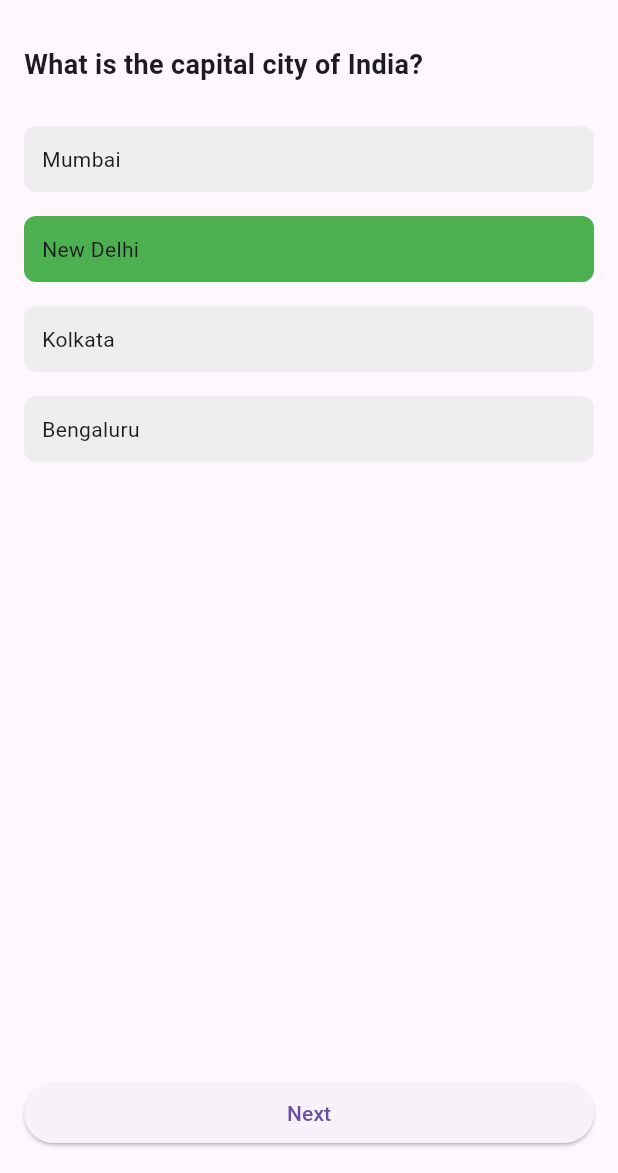
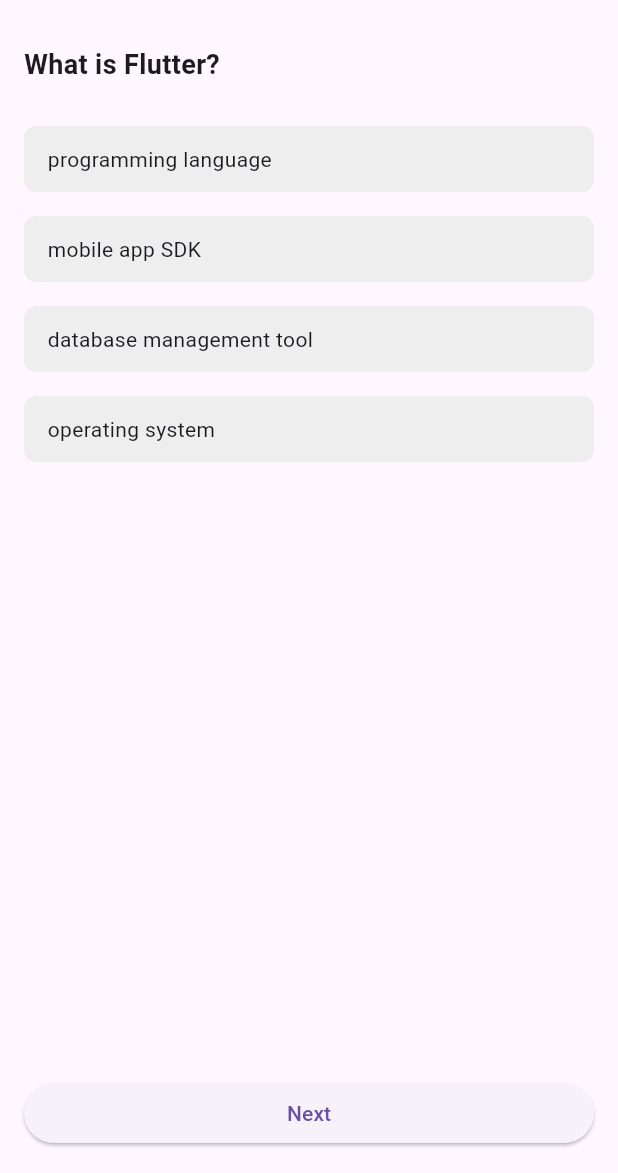
Before and after one commit to iamvedantp/Flutter_Quiz_App, a Flutter app: the screen it shows after launch, after a tap on "Start Quiz", on a phone screen of 412 x 824 dp, the part 63-1236 px from its top. Run offline on Flutter 3.47's test engine with Material 3 defaults, Android fonts, the phone set to English and light mode, and no system bars.

Commit message:
result screen added some UI & logic need to update

```diff
--- a/lib/main.dart
+++ b/lib/main.dart
@@ -1,5 +1,7 @@
 import 'package:flutter/material.dart';
 import 'screens/home_screen.dart';
+import 'screens/quiz_screen.dart';
+import 'screens/results_screen.dart';
 
 void main() {
   runApp(const QuizApp());
@@ -15,6 +17,27 @@ class QuizApp extends StatelessWidget {
       debugShowCheckedModeBanner: false,
       theme: ThemeData(primarySwatch: Colors.blue),
       home: const HomeScreen(),
+      routes: {
+        '/quiz': (context) => const QuizScreen(),
+        '/results': (context) => ResultsScreen(
+              score: 0,
+              totalQuestions: 0,
+              results: [],
+            ),
+      },
+      onGenerateRoute: (settings) {
+        if (settings.name == '/results') {
+          final args = settings.arguments as Map<String, dynamic>;
+          return MaterialPageRoute(
+            builder: (context) => ResultsScreen(
+              score: args['score'],
+              totalQuestions: args['totalQuestions'],
+              results: args['results'],
+            ),
+          );
+        }
+        return null;
+      },
     );
   }
 }
--- a/lib/models/question_model.dart
+++ b/lib/models/question_model.dart
@@ -1,12 +1,15 @@
-// class Question {
-//   final String text;
-//   final List<String> options;
-//   final int correctOptionIndex;
-//   int selectedOptonIndex = -1;
+class Question {
+  final String text;
+  final List<String> options;
+  final int correctOptionIndex;
+  final List<String> definitions;
+  int selectedOptionIndex = -1;
 
-//   Question({
-//     required this.text,
-//     required this.options,
-//     required this.correctOptionIndex,
-//   });
-// }
+  Question({
+    required this.text,
+    required this.options,
+    required this.correctOptionIndex,
+    required this.definitions,
+    this.selectedOptionIndex = -1,
+  });
+}
--- a/lib/screens/quiz_screen.dart
+++ b/lib/screens/quiz_screen.dart
@@ -11,20 +11,155 @@ class QuizScreen extends StatefulWidget {
 class _QuizScreenState extends State<QuizScreen> {
   int _currentQuestionIndex = 0;
   int _selectedOptionIndex = -1;
+  int _score = 0;
+
   List<Question> questions = [
     Question(
-      text: 'What is the capital city of India?',
-      options: ['Mumbai', 'New Delhi', 'Kolkata', 'Bengaluru'],
+      text: 'What is Flutter?',
+      options: [
+        ' programming language',
+        ' mobile app SDK',
+        ' database management tool',
+        ' operating system'
+      ],
       correctOptionIndex: 1,
+      definitions: [
+        'Flutter is not a programming language.',
+        'Flutter is a mobile app SDK by Google.',
+        'Flutter is not a database management tool.',
+        'Flutter is not an operating system.'
+      ],
     ),
-    // Add more questions here
+    Question(
+      text: 'Which language is used to code Flutter apps?',
+      options: ['Java', 'Swift', 'Dart', 'Python'],
+      correctOptionIndex: 2,
+      definitions: [
+        'Java is not used to code Flutter apps.',
+        'Swift is not used to code Flutter apps.',
+        'Dart is the programming language for Flutter.',
+        'Python is not used to code Flutter apps.'
+      ],
+    ),
+    Question(
+      text: 'What is the main UI building block in Flutter?',
+      options: ['Activity', 'View', 'Widget', 'Fragment'],
+      correctOptionIndex: 2,
+      definitions: [
+        'Activities are used in Android, not Flutter.',
+        'Views are used in Android, not Flutter.',
+        'Widgets are the main building blocks in Flutter.',
+        'Fragments are used in Android, not Flutter.'
+      ],
+    ),
+    Question(
+      text: 'Which company developed Flutter?',
+      options: ['Microsoft', 'Apple', 'Facebook', 'Google'],
+      correctOptionIndex: 3,
+      definitions: [
+        'Microsoft did not develop Flutter.',
+        'Apple did not develop Flutter.',
+        'Facebook did not develop Flutter.',
+        'Flutter was developed by Google.'
+      ],
+    ),
+    Question(
+      text: 'What does the "hot reload" feature in Flutter do?',
+      options: [
+        'Recompiles the app and restarts it',
+        'Refreshes the UI without losing state',
+        'Clears all errors',
+        'Optimizes app performance'
+      ],
+      correctOptionIndex: 1,
+      definitions: [
+        'Hot reload does not restart the app.',
+        'Hot reload refreshes the UI without losing state.',
+        'Hot reload does not clear errors.',
+        'Hot reload does not optimize app performance.'
+      ],
+    ),
+    Question(
+      text: 'What is the default programming paradigm of Flutter?',
+      options: ['Object-Oriented', 'Functional', 'Declarative', 'Procedural'],
+      correctOptionIndex: 2,
+      definitions: [
+        'Object-oriented is a paradigm but not default in Flutter.',
+        'Functional is not the default paradigm.',
+        'Flutter uses a declarative programming paradigm.',
+        'Procedural is not the default paradigm.'
+      ],
+    ),
+    Question(
+      text: 'Which widget is used for immutable UI components?',
+      options: [
+        'StatelessWidget',
+        'StatefulWidget',
+        'InheritedWidget',
+        'Container'
+      ],
+      correctOptionIndex: 0,
+      definitions: [
+        'StatelessWidget is used for immutable UI components.',
+        'StatefulWidget is used for mutable components.',
+        'InheritedWidget is for data propagation.',
+        'Container is a UI widget but not specifically immutable.'
+      ],
+    ),
+    Question(
+      text: 'What is the purpose of the "pubspec.yaml" file in Flutter?',
+      options: [
+        'Manage dependencies',
+        'Define app routes',
+        'Set app permissions',
+        'Create widgets'
+      ],
+      correctOptionIndex: 0,
+      definitions: [
+        'pubspec.yaml manages dependencies in a Flutter project.',
+        'It does not define app routes.',
+        'It does not set app permissions.',
+        'It does not create widgets.'
+      ],
+    ),
+    Question(
+      text: 'Which widget is used for creating scrollable lists?',
+      options: ['Column', 'Row', 'ListView', 'GridView'],
+      correctOptionIndex: 2,
+      definitions: [
+        'Column is not scrollable by default.',
+        'Row is not scrollable.',
+        'ListView is used for creating scrollable lists.',
+        'GridView is used for grids, not lists.'
+      ],
+    ),
+    Question(
+      text: 'What command is used to create a new Flutter project?',
+      options: [
+        'flutter init',
+        'flutter new',
+        'flutter create',
+        'flutter setup'
+      ],
+      correctOptionIndex: 2,
+      definitions: [
+        'flutter init is incorrect.',
+        'flutter new is incorrect.',
+        'flutter create is used to create new Flutter projects.',
+        'flutter setup is incorrect.'
+      ],
+    ),
   ];
 
   void _submitAnswer() {
     if (_selectedOptionIndex != -1) {
       setState(() {
-        questions[_currentQuestionIndex].selectedOptonIndex =
+        questions[_currentQuestionIndex].selectedOptionIndex =
             _selectedOptionIndex;
+        if (_selectedOptionIndex ==
+            questions[_currentQuestionIndex].correctOptionIndex) {
+          _score++;
+        }
       });
 
       if (_currentQuestionIndex < questions.length - 1) {
@@ -33,7 +168,25 @@ class _QuizScreenState extends State<QuizScreen> {
           _selectedOptionIndex = -1;
         });
       } else {
-        Navigator.pushNamed(context, '/results');
+        List<Map<String, dynamic>> results = questions.map((q) {
+          return {
+            'question': q.text,
+            'selectedOption': q.selectedOptionIndex == -1
+                ? 'No answer'
+                : q.options[q.correctOptionIndex],
+            'definitions': q.definitions,
+          };
+        }).toList();
+
+        Navigator.pushNamed(
+          context,
+          '/results',
+          arguments: {
+            'score': _score,
+            'totalQuestions': questions.length,
+            'results': results
+          },
+        );
       }
     }
   }
@@ -64,7 +217,7 @@ class _QuizScreenState extends State<QuizScreen> {
               bool isSelected = index == _selectedOptionIndex;
 
               Color? color;
-              if (currentQuestion.selectedOptonIndex != -1) {
+              if (currentQuestion.selectedOptionIndex != -1) {
                 if (isSelected && !isCorrect) {
                   color = Colors.red;
                 } else if (isCorrect) {
@@ -73,7 +226,7 @@ class _QuizScreenState extends State<QuizScreen> {
               }
               return GestureDetector(
                 onTap: () {
-                  if (currentQuestion.selectedOptonIndex == -1) {
+                  if (currentQuestion.selectedOptionIndex == -1) {
                     setState(() {
                       _selectedOptionIndex = index;
                     });
```
Also changed, not shown: lib/screens/results_screen.dart (added, +83 -0 lines).
